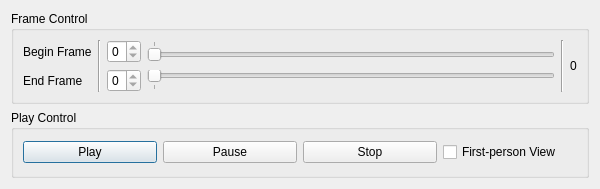
Qt form source/lib/MapCreator/form/CloudPlayControlDialog.ui (kunlin596/MapCreator) before a commit.
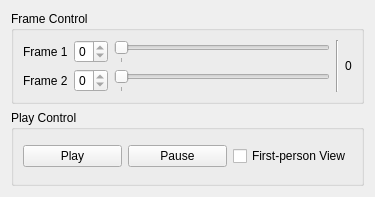
The same form after that commit.

What changed in the file:
```diff
--- a/source/lib/MapCreator/form/CloudPlayControlDialog.ui
+++ b/source/lib/MapCreator/form/CloudPlayControlDialog.ui
@@ -6,8 +6,8 @@
    <rect>
     <x>0</x>
     <y>0</y>
-    <width>600</width>
-    <height>189</height>
+    <width>375</width>
+    <height>197</height>
    </rect>
   </property>
   <property name="windowTitle">
@@ -20,90 +20,95 @@
       <string>Frame Control</string>
      </property>
      <layout class="QGridLayout" name="gridLayout">
-      <item row="1" column="2">
-       <widget class="QSpinBox" name="SpinBox_Frame2">
-        <property name="sizePolicy">
-         <sizepolicy hsizetype="Minimum" vsizetype="Fixed">
-          <horstretch>0</horstretch>
-          <verstretch>0</verstretch>
-         </sizepolicy>
-        </property>
-        <property name="maximum">
-         <number>0</number>
-        </property>
-       </widget>
-      </item>
-      <item row="0" column="0">
-       <widget class="QLabel" name="label">
-        <property name="text">
-         <string>Begin Frame</string>
-        </property>
-       </widget>
-      </item>
-      <item row="0" column="5" rowspan="2">
+      <item row="0" column="4" rowspan="2">
        <widget class="QLabel" name="Label_MaxFrameCount">
         <property name="text">
          <string>0</string>
         </property>
        </widget>
       </item>
-      <item row="0" column="4" rowspan="2">
-       <widget class="Line" name="line">
-        <property name="orientation">
-         <enum>Qt::Vertical</enum>
+      <item row="0" column="0">
+       <widget class="QLabel" name="label">
+        <property name="text">
+         <string>Frame 1</string>
         </property>
        </widget>
       </item>
-      <item row="0" column="3">
+      <item row="0" column="1">
+       <widget class="QSpinBox" name="SpinBox_Frame1">
+        <property name="maximum">
+         <number>0</number>
+        </property>
+       </widget>
+      </item>
+      <item row="0" column="2">
        <widget class="QSlider" name="HorizontalSlider_Frame1">
+        <property name="sizePolicy">
+         <sizepolicy hsizetype="Expanding" vsizetype="Preferred">
+          <horstretch>0</horstretch>
+          <verstretch>0</verstretch>
+         </sizepolicy>
+        </property>
         <property name="maximum">
          <number>0</number>
         </property>
+        <property name="value">
+         <number>0</number>
+        </property>
         <property name="orientation">
          <enum>Qt::Horizontal</enum>
         </property>
         <property name="tickPosition">
-         <enum>QSlider::TicksAbove</enum>
+         <enum>QSlider::TicksBelow</enum>
         </property>
         <property name="tickInterval">
          <number>100</number>
         </property>
        </widget>
       </item>
-      <item row="1" column="3">
-       <widget class="QSlider" name="HorizontalSlider_Frame2">
-        <property name="maximum">
-         <number>0</number>
-        </property>
+      <item row="0" column="3" rowspan="2">
+       <widget class="Line" name="line">
         <property name="orientation">
-         <enum>Qt::Horizontal</enum>
-        </property>
-        <property name="tickPosition">
-         <enum>QSlider::TicksBelow</enum>
-        </property>
-        <property name="tickInterval">
-         <number>100</number>
+         <enum>Qt::Vertical</enum>
         </property>
        </widget>
       </item>
       <item row="1" column="0">
        <widget class="QLabel" name="label_2">
         <property name="text">
-         <string>End Frame</string>
+         <string>Frame 2</string>
         </property>
        </widget>
       </item>
-      <item row="0" column="2">
-       <widget class="QSpinBox" name="SpinBox_Frame1">
+      <item row="1" column="1">
+       <widget class="QSpinBox" name="SpinBox_Frame2">
         <property name="maximum">
          <number>0</number>
         </property>
        </widget>
       </item>
-      <item row="0" column="1" rowspan="2">
-       <widget class="Line" name="line_2">
+      <item row="1" column="2">
+       <widget class="QSlider" name="HorizontalSlider_Frame2">
+        <property name="sizePolicy">
+         <sizepolicy hsizetype="Expanding" vsizetype="Preferred">
+          <horstretch>0</horstretch>
+          <verstretch>0</verstretch>
+         </sizepolicy>
+        </property>
+        <property name="maximum">
+         <number>0</number>
+        </property>
+        <property name="value">
+         <number>0</number>
+        </property>
         <property name="orientation">
-         <enum>Qt::Vertical</enum>
+         <enum>Qt::Horizontal</enum>
+        </property>
+        <property name="tickPosition">
+         <enum>QSlider::TicksBelow</enum>
+        </property>
+        <property name="tickInterval">
+         <number>100</number>
         </property>
        </widget>
       </item>
@@ -121,6 +126,9 @@
         <property name="text">
          <string>Play</string>
         </property>
+        <property name="autoDefault">
+         <bool>false</bool>
+        </property>
        </widget>
       </item>
       <item>
@@ -128,12 +136,8 @@
         <property name="text">
          <string>Pause</string>
         </property>
-       </widget>
-      </item>
-      <item>
-       <widget class="QPushButton" name="PushButton_Stop">
-        <property name="text">
-         <string>Stop</string>
+        <property name="autoDefault">
+         <bool>false</bool>
         </property>
        </widget>
       </item>
```
Left out of the diff: 2 changed lines with no effect on the pictures.
